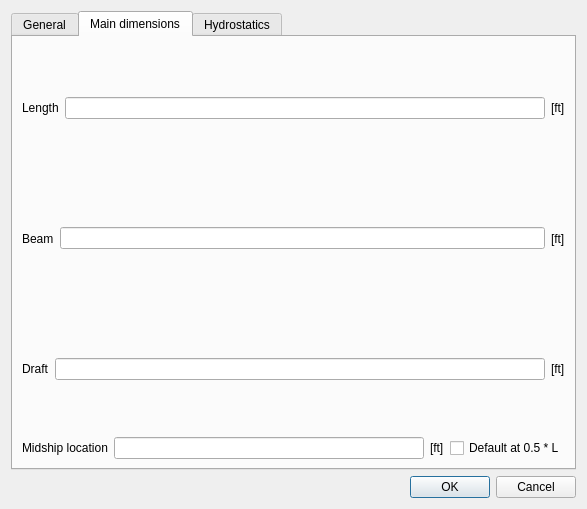
Qt form ShipCAD/projectsettingsdialog.ui (gpgreen/ShipCAD) before a commit.
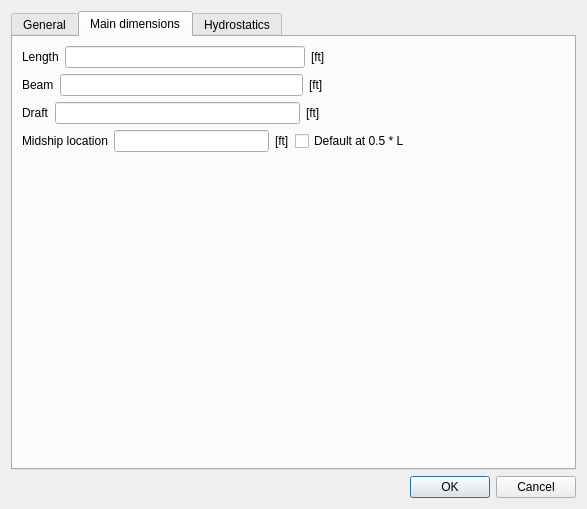
The same form after that commit. The open tabs and pages were chosen to show the change.

```diff
--- a/ShipCAD/projectsettingsdialog.ui
+++ b/ShipCAD/projectsettingsdialog.ui
@@ -157,6 +157,19 @@
            </property>
           </widget>
          </item>
+         <item>
+          <spacer name="horizontalSpacer">
+           <property name="orientation">
+            <enum>Qt::Horizontal</enum>
+           </property>
+           <property name="sizeHint" stdset="0">
+            <size>
+             <width>40</width>
+             <height>20</height>
+            </size>
+           </property>
+          </spacer>
+         </item>
         </layout>
        </item>
        <item>
@@ -178,6 +191,19 @@
            </property>
           </widget>
          </item>
+         <item>
+          <spacer name="horizontalSpacer_2">
+           <property name="orientation">
+            <enum>Qt::Horizontal</enum>
+           </property>
+           <property name="sizeHint" stdset="0">
+            <size>
+             <width>40</width>
+             <height>20</height>
+            </size>
+           </property>
+          </spacer>
+         </item>
         </layout>
        </item>
        <item>
@@ -199,6 +225,19 @@
            </property>
           </widget>
          </item>
+         <item>
+          <spacer name="horizontalSpacer_3">
+           <property name="orientation">
+            <enum>Qt::Horizontal</enum>
+           </property>
+           <property name="sizeHint" stdset="0">
+            <size>
+             <width>40</width>
+             <height>20</height>
+            </size>
+           </property>
+          </spacer>
+         </item>
         </layout>
        </item>
        <item>
@@ -227,8 +266,34 @@
            </property>
           </widget>
          </item>
+         <item>
+          <spacer name="horizontalSpacer_7">
+           <property name="orientation">
+            <enum>Qt::Horizontal</enum>
+           </property>
+           <property name="sizeHint" stdset="0">
+            <size>
+             <width>40</width>
+             <height>20</height>
+            </size>
+           </property>
+          </spacer>
+         </item>
         </layout>
        </item>
+       <item>
+        <spacer name="verticalSpacer">
+         <property name="orientation">
+          <enum>Qt::Vertical</enum>
+         </property>
+         <property name="sizeHint" stdset="0">
+          <size>
+           <width>20</width>
+           <height>40</height>
+          </size>
+         </property>
+        </spacer>
+       </item>
       </layout>
      </widget>
      <widget class="QWidget" name="hydrostaticsTab">
```
Left out of the diff: 94 changed lines with no effect on the pictures.
